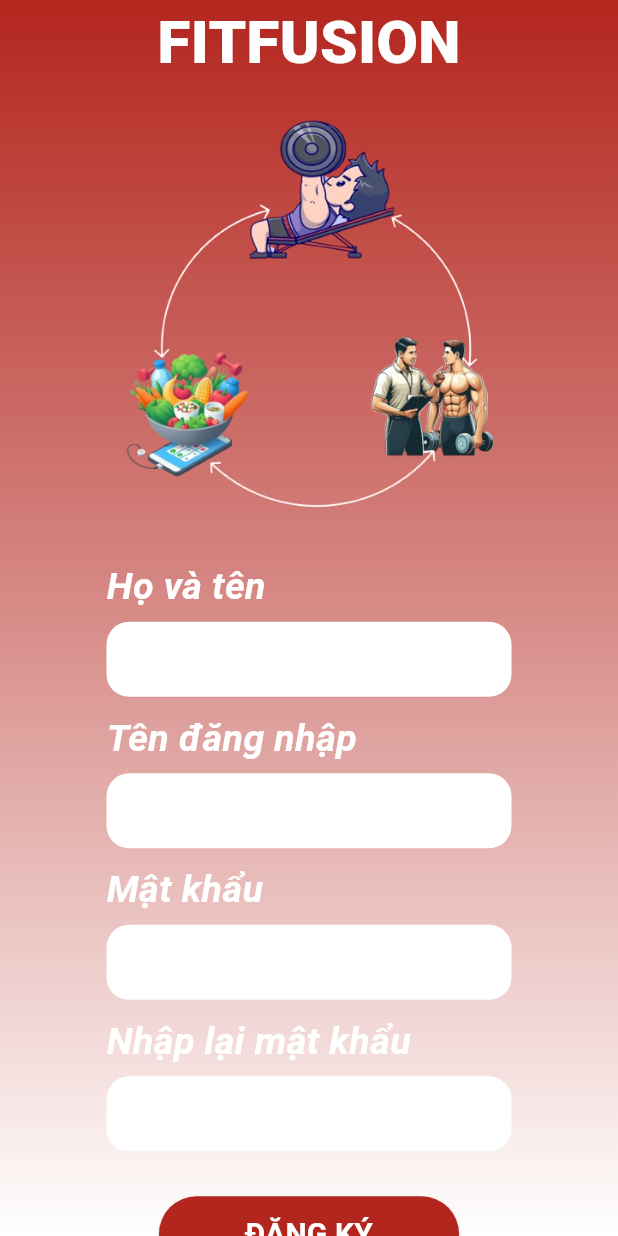
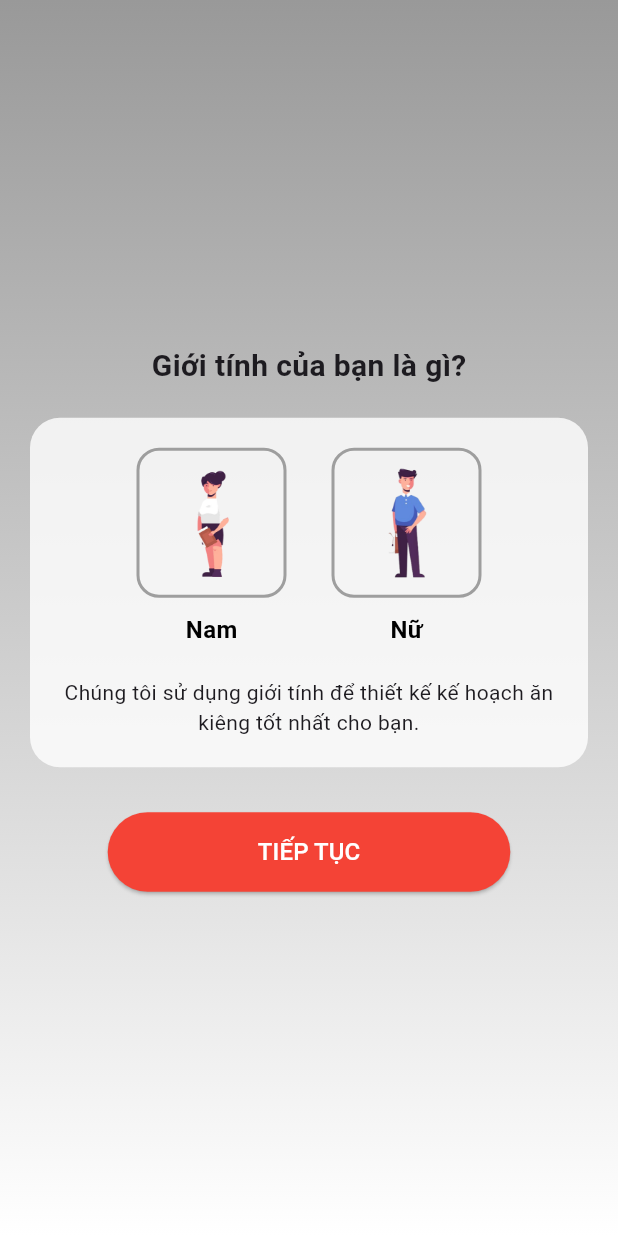
Before and after one commit to ToanTrinh2004/FITFUSION, a Flutter app: the RegisterScreen screen opened directly, after a tap on "ĐĂNG KÝ", on a phone screen of 412 x 824 dp. Run offline on Flutter 3.47's test engine with Material 3 defaults, Android fonts, the light colour scheme and no system bars.

Commit message:
img and sex

```diff
--- a/fitfusion_frontend/lib/screen/detail_sex.dart
+++ b/fitfusion_frontend/lib/screen/detail_sex.dart
@@ -0,0 +1,123 @@
+import 'package:flutter/material.dart';
+
+class SexSelectionScreen extends StatefulWidget {
+  const SexSelectionScreen({super.key});
+
+  @override
+  _SexSelectionScreenState createState() => _SexSelectionScreenState();
+}
+
+class _SexSelectionScreenState extends State<SexSelectionScreen> {
+  String selectedGender = ""; // Biến lưu trạng thái giới tính đã chọn
+
+  @override
+  Widget build(BuildContext context) {
+    return Scaffold(
+      body: Container(
+        width: double.infinity,
+        height: double.infinity,
+        padding: const EdgeInsets.symmetric(horizontal: 20, vertical: 50),
+        decoration: const BoxDecoration(
+          gradient: LinearGradient(
+            begin: Alignment.topCenter,
+            end: Alignment.bottomCenter,
+            colors: [Color(0xFF999999), Color(0xFFFFFFFF)], // Gradient nền
+          ),
+        ),
+        child: Column(
+          mainAxisAlignment: MainAxisAlignment.center,
+          children: [
+            const Text(
+              "Giới tính của bạn là gì?",
+              style: TextStyle(fontSize: 20, fontWeight: FontWeight.bold),
+            ),
+            const SizedBox(height: 20),
+
+            // Khung chứa các lựa chọn
+            Container(
+              padding: const EdgeInsets.all(20),
+              decoration: BoxDecoration(
+                color: Colors.white.withOpacity(0.8),
+                borderRadius: BorderRadius.circular(20),
+              ),
+              child: Column(
+                children: [
+                  Row(
+                    mainAxisAlignment: MainAxisAlignment.center,
+                    children: [
+                      genderButton("Nam", "assets/male.png"),
+                      const SizedBox(width: 30),
+                      genderButton("Nữ", "assets/female.png"),
+                    ],
+                  ),
+                  const SizedBox(height: 20),
+
+                  // Mô tả thêm
+                  const Text(
+                    "Chúng tôi sử dụng giới tính để thiết kế kế hoạch ăn kiêng tốt nhất cho bạn.",
+                    textAlign: TextAlign.center,
+                    style: TextStyle(fontSize: 14),
+                  ),
+                ],
+              ),
+            ),
+            const SizedBox(height: 30),
+
+            // Nút tiếp tục
+            ElevatedButton(
+              onPressed: () {
+                if (selectedGender.isNotEmpty) {
+                  // Xử lý khi người dùng chọn giới tính
+                  print("Bạn đã chọn giới tính: $selectedGender");
+                }
+              },
+              style: ElevatedButton.styleFrom(
+                backgroundColor: Colors.red, // Màu nền nút
+                foregroundColor: Colors.white, // Màu chữ
+                padding: const EdgeInsets.symmetric(horizontal: 100, vertical: 15),
+                shape: RoundedRectangleBorder(borderRadius: BorderRadius.circular(30)),
+              ),
+              child: const Text("TIẾP TỤC", style: TextStyle(fontSize: 16)),
+            ),
+          ],
+        ),
+      ),
+    );
+  }
+
+  // Hàm tạo button chọn giới tính
+  Widget genderButton(String gender, String imagePath) {
+    bool isSelected = selectedGender == gender;
+    return GestureDetector(
+      onTap: () {
+        setState(() {
+          selectedGender = gender;
+        });
+      },
+      child: Column(
+        children: [
+          Container(
+            width: 100,
+            height: 100,
+            padding: const EdgeInsets.all(10),
+            decoration: BoxDecoration(
+              color: isSelected ? Colors.blue.withOpacity(0.2) : Colors.transparent,
+              borderRadius: BorderRadius.circular(15),
+              border: Border.all(color: isSelected ? Colors.blue : Colors.grey, width: 2),
+            ),
+            child: Image.asset(imagePath, fit: BoxFit.contain),
+          ),
+          const SizedBox(height: 10),
+          Text(
+            gender,
+            style: TextStyle(
+              fontSize: 16,
+              fontWeight: FontWeight.bold,
+              color: isSelected ? Colors.blue : Colors.black,
+            ),
+          ),
+        ],
+      ),
+    );
+  }
+}
--- a/fitfusion_frontend/lib/screen/register.dart
+++ b/fitfusion_frontend/lib/screen/register.dart
@@ -1,6 +1,7 @@
 import 'package:flutter/material.dart';
-import '../theme/theme.dart'; // Import theme
+import '../theme/theme.dart';
 import '../widgets/inputfield.dart';
+import 'detail_sex.dart';
 
 class RegisterScreen extends StatelessWidget {
   @override
@@ -45,7 +46,12 @@ class RegisterScreen extends StatelessWidget {
                   foregroundColor: Colors.white,
                   minimumSize: const Size(200, 50),
                 ),
-                onPressed: () {}, // Xử lý đăng ký
+                onPressed: () {
+                  Navigator.push(
+                  context,
+                  MaterialPageRoute(builder: (context) => SexSelectionScreen()),
+                );
+                }, // Xử lý đăng ký
                 child: const Text("ĐĂNG KÝ", style: AppTextStyles.button),
               ),
 
--- a/fitfusion_frontend/pubspec.yaml
+++ b/fitfusion_frontend/pubspec.yaml
@@ -67,6 +67,12 @@ flutter:
     - assets/gym.png
     - assets/pt.png
     - assets/logo.png
+    - assets/male.png
+    - assets/female.png
+    - assets/measure_height.png
+
+
+
 
 
 
```
Also changed, not shown: fitfusion_frontend/assets/female.png (added), fitfusion_frontend/assets/male.png (added), fitfusion_frontend/assets/measure_height.png (added), 4 other files.
